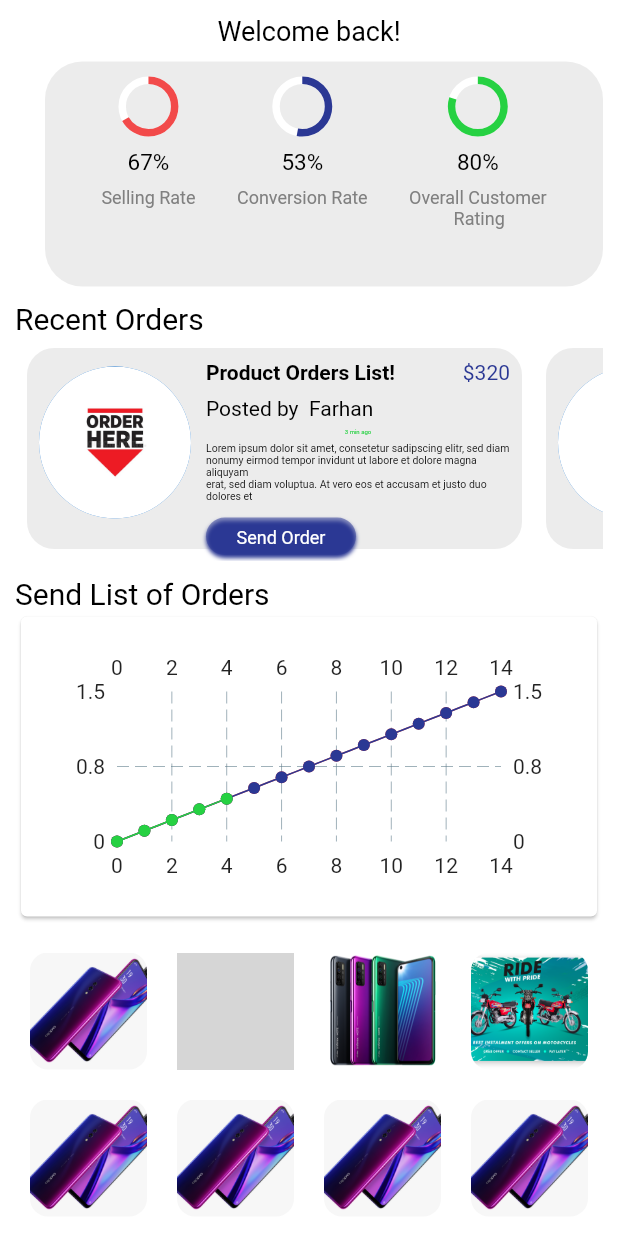
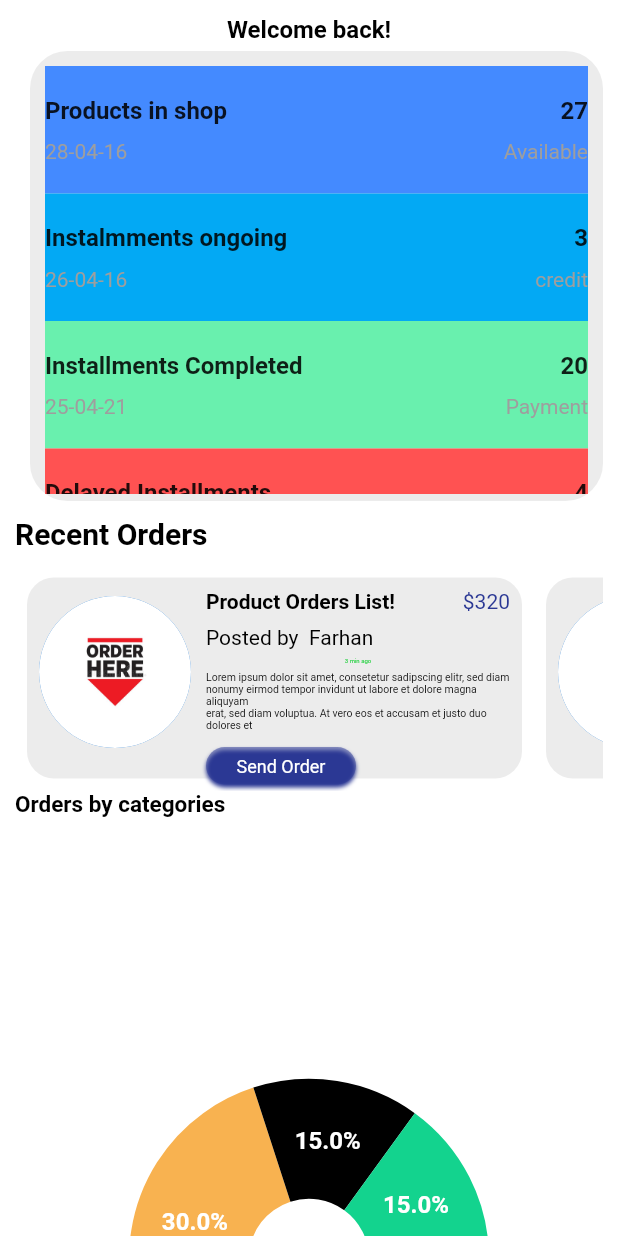
Before and after one commit to FarhanAli-98/iqsaat, a Flutter app: the Dashboard screen opened directly, on a phone screen of 412 x 824 dp. Run offline on Flutter 3.47's test engine with Material 2 defaults, Android fonts, the phone set to English and light mode, and no system bars; drawn by our look-alikes of fl_chart, percent_indicator; our stand-ins replace cached_network_image, dio, flutter_rating_bar, flutter_screenutil, flutter_swiper, fluttertoast and 8 more; accounts and stored records are empty; generated files the repository leaves out were written again; grey boxes are pictures that could not be loaded.

Commit message:
Pie chart,Dashboard design

```diff
--- a/lib/drawer.dart
+++ b/lib/drawer.dart
@@ -15,7 +15,7 @@ import 'package:iqsaat/ui/user/profile/user_profile.dart';
 import 'package:iqsaat/utils/Icons.dart';
 import 'package:iqsaat/utils/app_colors.dart';
 import 'package:iqsaat/utils/routes.dart';
-
+import 'package:iqsaat/ui/History/user_history.dart';
 import 'ui/saller/create_Ads/Mobiles/mobiles.dart';
 import 'ui/saller/create_Ads/create_adds.dart';
 import 'ui/shared/chat/chat_dash.dart';
@@ -232,12 +232,12 @@ class _AppDrawerState extends State<AppDrawer> {
                                     ),
                                     InkWell(
                                       onTap: () {
-                                        //  Navigator.push(
-                                        //     context,
-                                        //     MaterialPageRoute(
-                                        //         builder:
-                                        //             (BuildContext context) =>
-                                        //                 ChatTab()));
+                                         Navigator.push(
+                                            context,
+                                            MaterialPageRoute(
+                                                builder:
+                                                    (BuildContext context) =>
+                                                        user_history()));
                                       },
                                       child: Container(
                                           margin: EdgeInsets.only(top: 18),
--- a/lib/ui/saller/home/dashboard.dart
+++ b/lib/ui/saller/home/dashboard.dart
@@ -5,8 +5,17 @@ import 'package:iqsaat/models/interest_item_model.dart';
 import 'package:iqsaat/utils/app_colors.dart';
 import 'package:percent_indicator/percent_indicator.dart';
 import 'package:fl_chart/fl_chart.dart';
+import 'package:iqsaat/ui/saller/home/pie/indicator.dart';
+import 'package:iqsaat/ui/saller/home/pie/sections.dart';
 
-class Dashboard extends StatelessWidget {
+class Dashboard extends StatefulWidget {
+  @override
+  _DashboardState createState() => _DashboardState();
+}
+
+
+class _DashboardState extends State<Dashboard> {
+  int touchedIndex;
    final List<FlSpot> dummyData1 = List.generate(15, (index) {
     return FlSpot(index.toDouble(), index * Random().nextDouble());
   });
@@ -18,105 +27,161 @@ class Dashboard extends StatelessWidget {
   final List<FlSpot> dummyData3 = List.generate(5, (index) {
     return FlSpot(index.toDouble(), index * Random().nextDouble());
   });
+  displayAccoutList() {
+    return Container(
+      margin: EdgeInsets.all(5.0),
+      child: Column(
+        children: <Widget>[
+          accountItems("Products in shop", r"27", "28-04-16", "Available",
+              oddColour: Colors.blueAccent),
+          accountItems(
+              "Instalmments ongoing", r"3", "26-04-16", "credit"),
+          accountItems("Installments Completed", r"20", "25-04-21", "Payment",
+              oddColour: Colors.greenAccent),
+              accountItems(
+              "Delayed Installments", r"4", "Today", "Credit",
+              oddColour: Colors.redAccent),
+          accountItems(
+              "Orders recieved", r"4", "April", "Payment"),
+
+        ],
+      ),
+    );
+  }
+  Container accountItems(
+          String item, String charge, String dateString, String type,
+          {Color oddColour = Colors.lightBlue}) =>
+      Container(
+        decoration: BoxDecoration(color: oddColour),
+        padding:
+            EdgeInsets.only(top: 20.0, bottom: 20.0, left: 0, right:0),
+        child: Column(
+          children: <Widget>[
+            Row(
+              mainAxisAlignment: MainAxisAlignment.spaceBetween,
+              children: <Widget>[
+                Text(item, style: TextStyle(fontSize: 16.0,fontWeight:FontWeight.bold)),
+                Text(charge, style: TextStyle(fontSize:16.0,fontWeight: FontWeight.bold))
+              ],
+            ),
+            SizedBox(
+              height: 10.0,
+            ),
+            Row(
+              mainAxisAlignment: MainAxisAlignment.spaceBetween,
+              children: <Widget>[
+                Text(dateString,
+                    style: TextStyle(color: Colors.grey, fontSize: 14.0)),
+                Text(type, style: TextStyle(color: Colors.grey, fontSize: 14.0))
+              ],
+            ),
+          ],
+        ),
+      );
   @override
   Widget build(BuildContext context) {
     return Scaffold(
       body: SingleChildScrollView(
         child: Container(
           padding: EdgeInsets.all(10),
-          height: MediaQuery.of(context).size.height,
+          height:900, //MediaQuery.of(context).size.height,
           width: MediaQuery.of(context).size.width,
           decoration: BoxDecoration(gradient: AppColors.background),
+
           child: Column(children: [
             Align(
                 alignment: Alignment.topRight,
                 child: Center(
                     child: Text('Welcome back!',
-                        style: TextStyle(color: Colors.black, fontSize: 18)))),
+                        style: TextStyle(color: Colors.black, fontSize: 16,fontWeight: FontWeight.bold)))),
              Container(
-                padding: EdgeInsets.all(10),
-                margin: EdgeInsets.only(left: 20, top: 10),
-                height: 150,
+                  padding: EdgeInsets.all(5),
+                  margin: EdgeInsets.only(left: 10, top: 5),
+                  height: 300,
                   width: 400,
                   decoration: BoxDecoration(
                       borderRadius: BorderRadius.circular(25),
                       color: AppColors.greyColor.withOpacity(0.15)),
-                child: Row(
-                  mainAxisAlignment: MainAxisAlignment.spaceEvenly,
-                  children: [
-                    Column(
-                      // mainAxisAlignment: MainAxisAlignment.spaceBetween,
-                      children: [
-                        CircularPercentIndicator(
-                          radius: 40.0,
-                          lineWidth: 5.0,
-                          percent: 0.67,
-                          progressColor: AppColors.redColor,
-                          backgroundColor: AppColors.white,
-                          footer: Padding(
-                            padding: const EdgeInsets.all(8.0),
-                            child: Text('67%',
-                                style: TextStyle(
-                                    color: Colors.black, fontSize: 15)),
+                      child:SingleChildScrollView(child:  displayAccoutList() )
+                  // child: Row(
+                  //   mainAxisAlignment: MainAxisAlignment.spaceEvenly,
+                  //   children: [
+                  //     Column(
+                  //       // mainAxisAlignment: MainAxisAlignment.spaceBetween,
+                  //       children: [
+                  //         CircularPercentIndicator(
+                  //           radius: 40.0,
+                  //           lineWidth: 5.0,
+                  //           percent: 0.67,
+                  //           progressColor: AppColors.redColor,
+                  //           backgroundColor: AppColors.white,
+                  //           footer: Padding(
+                  //             padding: const EdgeInsets.all(8.0),
+                  //             child: Text('67%',
+                  //                 style: TextStyle(
+                  //                     color: Colors.black, fontSize: 15)),
+                  //           ),
+                  //         ),
+                  //         Text(
+                  //           'Selling Rate',
+                  //           style: TextStyle(
+                  //               color: AppColors.greyColor, fontSize: 12),
+                  //         )
+                  //       ],
+                  //     ),
+                  //     Column(
+                  //       children: [
+                  //         CircularPercentIndicator(
+                  //           radius: 40.0,
+                  //           lineWidth: 5.0,
+                  //           percent: 0.53,
+                  //           backgroundColor: AppColors.white,
+                  //           progressColor: AppColors.primarycolor,
+                  //           footer: Padding(
+                  //             padding: const EdgeInsets.all(8.0),
+                  //             child: Text(
+                  //               '53%',
+                  //               style:
+                  //                   TextStyle(color: Colors.black, fontSize: 15),
+                  //             ),
+                  //           ),
+                  //         ),
+                  //         Text(
+                  //           'Conversion Rate',
+                  //           style: TextStyle(
+                  //               color: AppColors.greyColor, fontSize: 12),
+                  //         )
+                  //       ],
+                  //     ),
+                  //     Column(
+                  //       children: [
+                  //         CircularPercentIndicator(
+                  //           radius: 40.0,
+                  //           lineWidth: 5.0,
+                  //           percent: 0.80,
+                  //           backgroundColor: AppColors.white,
+                  //           progressColor: AppColors.greenColor,
+                  //           footer: Padding(
+                  //             padding: const EdgeInsets.all(8.0),
+                  //             child: Text(
+                  //               '80%',
+                  //               style:
+                  //                   TextStyle(color: Colors.black, fontSize: 15),
+                  //             ),
+                  //           ),
+                  //         ),
+                  //         Text(
+                  //           'Overall Customer\n          Rating',
+                  //           style: TextStyle(
+                  //               color: AppColors.greyColor, fontSize: 12),
+                  //         )
+                  //       ],
+                  //     )
+                  //   ],
+                  // ) ,
+                  //
               ),
-                        ),
-                        Text(
-                          'Selling Rate',
-                          style: TextStyle(
-                              color: AppColors.greyColor, fontSize: 12),
-                        )
-                      ],
-                    ),
-                    Column(
-                      children: [
-                        CircularPercentIndicator(
-                          radius: 40.0,
-                          lineWidth: 5.0,
-                          percent: 0.53,
-                          backgroundColor: AppColors.white,
-                          progressColor: AppColors.primarycolor,
-                          footer: Padding(
-                            padding: const EdgeInsets.all(8.0),
-                            child: Text(
-                              '53%',
-                              style:
-                                  TextStyle(color: Colors.black, fontSize: 15),
-                            ),
-                          ),
-                        ),
-                        Text(
-                          'Conversion Rate',
-                          style: TextStyle(
-                              color: AppColors.greyColor, fontSize: 12),
-                        )
-                      ],
-                    ),
-                    Column(
-                      children: [
-                        CircularPercentIndicator(
-                          radius: 40.0,
-                          lineWidth: 5.0,
-                          percent: 0.80,
-                          backgroundColor: AppColors.white,
-                          progressColor: AppColors.greenColor,
-                          footer: Padding(
-                            padding: const EdgeInsets.all(8.0),
-                            child: Text(
-                              '80%',
-                              style:
-                                  TextStyle(color: Colors.black, fontSize: 15),
-                            ),
-                          ),
-                        ),
-                        Text(
-                          'Overall Customer\n          Rating',
-                          style: TextStyle(
-                              color: AppColors.greyColor, fontSize: 12),
-                        )
-                      ],
-                    )
-                  ],
-                )),
+
             SizedBox(
               height: 10,
             ),
@@ -124,8 +189,12 @@ class Dashboard extends StatelessWidget {
                 alignment: Alignment.centerLeft,
                 child: Text(
                   'Recent Orders',
-                  style: TextStyle(color: Colors.black, fontSize: 20),
+                  style: TextStyle(color: Colors.black, fontSize: 20,fontWeight: FontWeight.bold),
                 )),
+
+            SizedBox(
+              height: 10,
+            ),
                Container(
               height: 150,
               child: ListView.builder(
@@ -136,79 +205,113 @@ class Dashboard extends StatelessWidget {
                 scrollDirection: Axis.horizontal,
               ),
             ),
+            Align(
+                alignment: Alignment.centerLeft,
+                child: Text(
+                  'Orders by categories',
+                  style: TextStyle(color: Colors.black, fontSize: 15,fontWeight: FontWeight.bold),
+                )),
+            Expanded(
+
+
+                    child:SingleChildScrollView(
+
+                child:  Column(
+               children:<Widget>[
+                 SizedBox(height:150,),
+                PieChart(
+
+                  PieChartData(
+                    pieTouchData: PieTouchData(
+                      touchCallback: (pieTouchResponse) {
+                        setState(() {
+                          if (pieTouchResponse.touchInput is FlLongPressEnd ||
+                              pieTouchResponse.touchInput is FlPanEnd) {
+                            touchedIndex = -1;
+                          } else {
+                            touchedIndex = pieTouchResponse.touchedSectionIndex;
+                          }
+                        });
+                      },
+                    ),
+                    borderData: FlBorderData(show: false),
+                    sectionsSpace: 0,
+                    centerSpaceRadius: 40,
+                    sections: getSections(touchedIndex),
+                  ),
+                ),
+                SizedBox(height: 100,),
+
+          Row(
+                mainAxisAlignment: MainAxisAlignment.end,
+                children: [
+                  Padding(
+                    padding: const EdgeInsets.all(16),
+                    child: IndicatorsWidget(),
+                  ),
+                ]),])
+
+                // child: LineChart(
+                //   LineChartData(
+                //     borderData: FlBorderData(show: false),
+                //     lineBarsData: [
+                //       LineChartBarData(
+                //         spots: dummyData1,
+                //         isCurved: true,
+                //         barWidth: 1,
+                //         colors: [
+                //           Colors.red,
+                //         ],
+                //       ),
+                //       LineChartBarData(
+                //         spots: dummyData2,
+                //         isCurved: true,
+                //         barWidth: 1,
+                //         colors: [
+                //           AppColors.primarycolor,
+                //         ],
+                //       ),
+                //       LineChartBarData(
+                //         spots: dummyData3,
+                //         isCurved: false,
+                //         barWidth: 1,
+                //         colors: [
+                //           AppColors.greenColor,
+                //         ],
+                //       )
+                //     ],
+                //   ),
+                // ),
+              ),
+            ),
             SizedBox(
               height: 10,
             ),
-            Align(
-                alignment: Alignment.centerLeft,
-                child: Text(
-                  'Send List of Orders',
-                  style: TextStyle(color: Colors.black, fontSize: 20),
-                )),
-            Card(
-              child:  Container(
-              padding: EdgeInsets.all(20),
-              width: double.infinity,
-              height: 200,
-              child: LineChart(
-                LineChartData(
-                  borderData: FlBorderData(show: false),
-                  lineBarsData: [
-                    LineChartBarData(
-                      spots: dummyData1,
-                      isCurved: true,
-                      barWidth: 1,
-                      colors: [
-                        Colors.red,
-                      ],
-                    ),
-                    LineChartBarData(
-                      spots: dummyData2,
-                      isCurved: true,
-                      barWidth: 1,
-                      colors: [
-                        AppColors.primarycolor,
-                      ],
-                    ),
-                    LineChartBarData(
-                      spots: dummyData3,
-                      isCurved: false,
-                      barWidth: 1,
-                      colors: [
-                        AppColors.greenColor,
-                      ],
-                    )
-                  ],
-                ),
-              ),
-            ),),
-            SizedBox(
-              height: 10,
-            ),
-            Container(
-              height: 200,
-             // width: 400,
-              child: GridView.count(
-      crossAxisCount: 4,
-      children: interstsList
-          .map<Widget>(
-              (item) => Padding(
-                padding: const EdgeInsets.all(10.0),
-                child: AspectRatio(
-                  aspectRatio: 1,
-                  child: ClipRRect(
-                    borderRadius: BorderRadius.circular(12),
-                    child: Image.asset(
-                      item.image,
-                      fit: BoxFit.cover,
-                    ),
-                  ),
-                ),
-              ),
-          )
-          .toList(),
-    ),
-            ),
+
+    //         Container(
+    //           height: 200,
+    //          // width: 400,
+    //           child: GridView.count(
+    //   crossAxisCount: 4,
+    //   children: interstsList
+    //       .map<Widget>(
+    //           (item) => Padding(
+    //             padding: const EdgeInsets.all(10.0),
+    //             child: AspectRatio(
+    //               aspectRatio: 1,
+    //               child: ClipRRect(
+    //                 borderRadius: BorderRadius.circular(12),
+    //                 child: Image.asset(
+    //                   item.image,
+    //                   fit: BoxFit.cover,
+    //                 ),
+    //               ),
+    //             ),
+    //           ),
+    //       )
+    //       .toList(),
+    // ),
+    //         ),
 
           ]),
         ),
--- /dev/null
+++ b/lib/ui/saller/home/pie/data.dart
@@ -0,0 +1,20 @@
+import 'package:flutter/material.dart';
+
+class PieData {
+  static List<Data> data = [
+    Data(name: 'Home Appliance', percent: 40, color: const Color(0xff0293ee)),
+    Data(name: 'Mobilephones', percent: 30, color: const Color(0xfff8b250)),
+    Data(name: 'Laptops', percent: 15, color: Colors.black),
+    Data(name: 'Bikes', percent: 15, color: const Color(0xff13d38e)),
+  ];
+}
+
+class Data {
+  final String name;
+
+  final double percent;
+
+  final Color color;
+
+  Data({this.name, this.percent, this.color});
+}
--- /dev/null
+++ b/lib/ui/saller/home/pie/indicator.dart
@@ -0,0 +1,49 @@
+import './data.dart';
+import 'package:flutter/material.dart';
+
+class IndicatorsWidget extends StatelessWidget {
+  @override
+  Widget build(BuildContext context) => Column(
+        crossAxisAlignment: CrossAxisAlignment.start,
+        children: PieData.data
+            .map(
+              (data) => Container(
+                  padding: EdgeInsets.symmetric(vertical: 2),
+                  child: buildIndicator(
+                    color: data.color,
+                    text: data.name,
+                    // isSquare: true,
+                  )),
+            )
+            .toList(),
+      );
+
+  Widget buildIndicator({
+    @required Color color,
+    @required String text,
+    bool isSquare = false,
+    double size = 12,
+    Color textColor = const Color(0xff505050),
+  }) =>
+      Row(
+        children: <Widget>[
+          Container(
+            width: size,
+            height: size,
+            decoration: BoxDecoration(
+              shape: isSquare ? BoxShape.rectangle : BoxShape.circle,
+              color: color,
+            ),
+          ),
+          const SizedBox(width: 8),
+          Text(
+            text,
+            style: TextStyle(
+              fontSize: 8,
+              fontWeight: FontWeight.bold,
+              color: textColor,
+            ),
+          )
+        ],
+      );
+}
--- /dev/null
+++ b/lib/ui/saller/home/pie/sections.dart
@@ -0,0 +1,27 @@
+import 'package:fl_chart/fl_chart.dart';
+import './data.dart';
+import 'package:flutter/material.dart';
+
+List<PieChartSectionData> getSections(int touchedIndex) => PieData.data
+    .asMap()
+    .map<int, PieChartSectionData>((index, data) {
+      final isTouched = index == touchedIndex;
+      final double fontSize = isTouched ? 25 : 16;
+      final double radius = isTouched ? 100 : 80;
+
+      final value = PieChartSectionData(
+        color: data.color,
+        value: data.percent,
+        title: '${data.percent}%',
+        radius: radius,
+        titleStyle: TextStyle(
+          fontSize: fontSize,
+          fontWeight: FontWeight.bold,
+          color: const Color(0xffffffff),
+        ),
+      );
+
+      return MapEntry(index, value);
+    })
+    .values
+    .toList();
--- a/pubspec.yaml
+++ b/pubspec.yaml
@@ -57,7 +57,7 @@ dependencies:
   timeago: ^2.0.26
   fl_chart: ^0.12.0
 
-  material_floating_search_bar: ^0.3.3
+
 
   socket_io_client: ^0.9.12
 
```
Also changed, not shown: pubspec.lock. Lines whose indentation alone changed are shown as unchanged.
